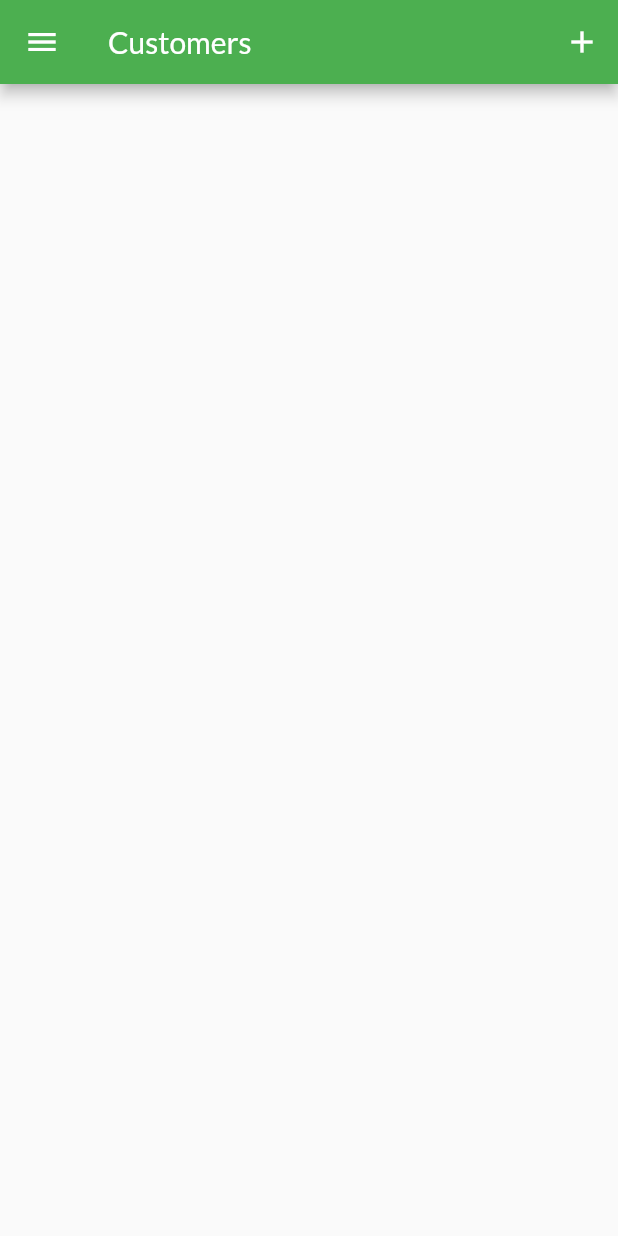
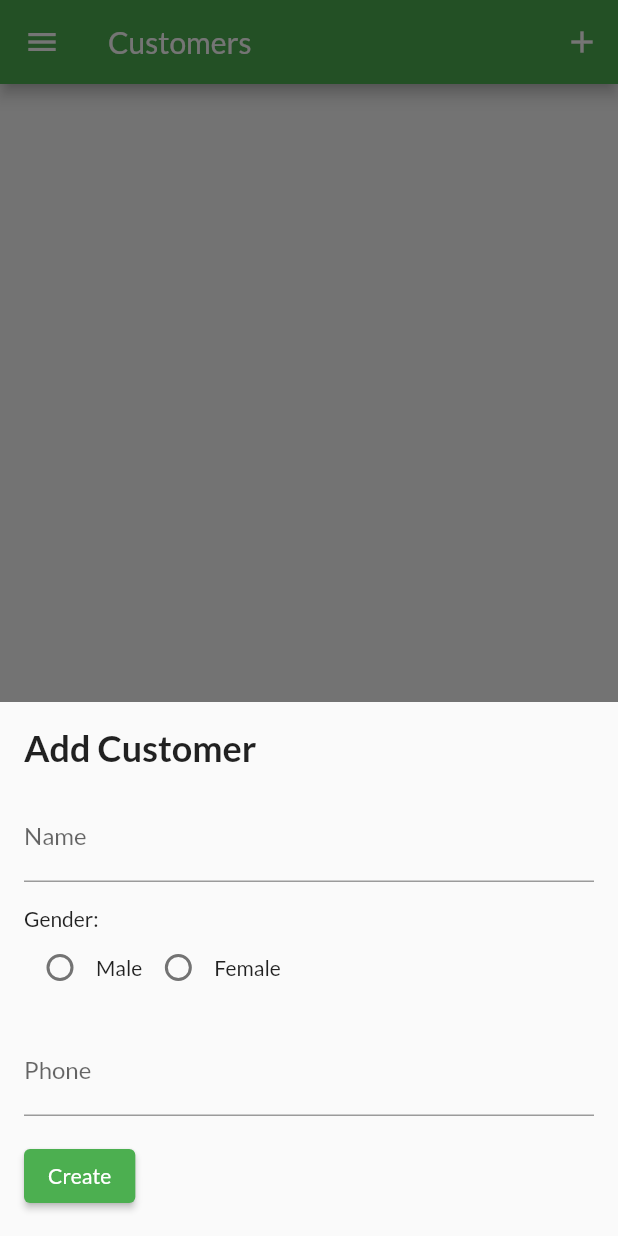
Before and after one commit to IrvanWijayaSardam/GoldenPos, a Flutter app: the CustomerScreen screen opened by its route, after a tap on the "add" icon, on a phone screen of 412 x 824 dp. Run offline on Flutter 3.47's test engine with Material 2 defaults, Android fonts, the light colour scheme and no system bars; our stand-ins replace fluttertoast, shared_preferences; accounts and stored records are empty.

Commit message:
add pagination to customer

```diff
--- /dev/null
+++ b/lib/screens/customer_form.dart
@@ -0,0 +1,84 @@
+import 'package:flutter/material.dart';
+import 'package:provider/provider.dart';
+
+import '../providers/customers.dart';
+
+class CustomerCreationForm extends StatefulWidget {
+  @override
+  _CustomerCreationFormState createState() => _CustomerCreationFormState();
+}
+
+class _CustomerCreationFormState extends State<CustomerCreationForm> {
+  String selectedGender = 'Male'; // Default gender value
+  final TextEditingController nameController = TextEditingController();
+  final TextEditingController phoneController = TextEditingController();
+
+  @override
+  Widget build(BuildContext context) {
+    return SingleChildScrollView(
+      child: Container(
+        padding: EdgeInsets.all(16.0),
+        child: Column(
+          crossAxisAlignment: CrossAxisAlignment.start,
+          children: [
+            Text(
+              'Add Customer',
+              style: TextStyle(
+                fontSize: 24.0,
+                fontWeight: FontWeight.bold,
+              ),
+            ),
+            SizedBox(height: 16.0),
+            TextFormField(
+              controller: nameController,
+              decoration: InputDecoration(labelText: 'Name'),
+            ),
+            SizedBox(height: 16.0),
+            Text('Gender:'),
+            Row(
+              children: <Widget>[
+                Radio(
+                  value: 'male',
+                  groupValue: selectedGender,
+                  onChanged: (value) {
+                    setState(() {
+                      selectedGender = value.toString();
+                    });
+                  },
+                ),
+                Text('Male'),
+                Radio(
+                  value: 'female',
+                  groupValue: selectedGender,
+                  onChanged: (value) {
+                    setState(() {
+                      selectedGender = value.toString();
+                    });
+                  },
+                ),
+                Text('Female'),
+              ],
+            ),
+            SizedBox(height: 16.0),
+            TextFormField(
+              controller: phoneController,
+              decoration: InputDecoration(labelText: 'Phone'),
+              keyboardType: TextInputType.phone,
+            ),
+            SizedBox(height: 16.0),
+            ElevatedButton(
+              onPressed: () {
+                final customersProvider = context.read<Customers>();
+                final name = nameController.text;
+                final phone = phoneController.text;
+                customersProvider.createCustomer(name.toString(), selectedGender.toString(), phone.toString());
+                Navigator.of(context).pop(); // Close the bottom sheet
+              },
+              child: Text('Create'),
+            ),
+          ],
+        ),
+      ),
+    );
+  }
+}
--- a/lib/screens/customer_screen.dart
+++ b/lib/screens/customer_screen.dart
@@ -1,32 +1,58 @@
-
-import 'package:GoldenPos/widget/customer_item.dart';
-
-import '../providers/orders.dart';
 import 'package:flutter/material.dart';
 import 'package:provider/provider.dart';
-import 'package:flutter/foundation.dart';
 
+import '../providers/customers.dart';
+import '../widget/customer_item.dart';
+import '../widget/app_drawer.dart';
 import '../providers/auth.dart';
-import '../widget/orders_item.dart';
-import '../providers/customers.dart';
 
+import 'customer_form.dart'; // Import your CustomerCreationForm widget
 
-import '../widget/app_drawer.dart';
-
-class CustomerScreen extends StatelessWidget {
+class CustomerScreen extends StatefulWidget {
   static const routeName = '/customer-screen';
 
-  Future<void> _refreshTransactions(BuildContext context) async {
-    await Provider.of<Customers>(context, listen: false)
-        .fetchAndSetCustomer();
+  @override
+  _CustomerScreenState createState() => _CustomerScreenState();
+}
+
+class _CustomerScreenState extends State<CustomerScreen> {
+  final ScrollController _scrollController = ScrollController();
+
+  @override
+  void initState() {
+    super.initState();
+    _scrollController.addListener(_onScroll);
+  }
+
+  @override
+  void dispose() {
+    _scrollController.dispose();
+    super.dispose();
+  }
+
+  Future<void> _refreshCustomers(BuildContext context) async {
+    await Provider.of<Customers>(context, listen: false).fetchAndSetCustomer();
+  }
+
+  void _onScroll() {
+    // Pagination: Check if scrolled to the bottom
+    if (_scrollController.position.pixels ==
+        _scrollController.position.maxScrollExtent) {
+      Provider.of<Customers>(context, listen: false).fetchAndSetCustomer();
+    }
+  }
+
+  void _showCustomerCreationForm(BuildContext context) {
+    showModalBottomSheet(
+      context: context,
+      builder: (ctx) {
+        return CustomerCreationForm(); // Show the CustomerCreationForm
+      },
+    );
   }
 
   @override
   Widget build(BuildContext context) {
-    // final trxData = Provider.of<Transactions>(context);
-    if (kDebugMode) {
-      print('rebuilding...');
-    }
     return Scaffold(
       appBar: AppBar(
         title: const Text('Customers'),
@@ -34,7 +60,7 @@ class CustomerScreen extends StatelessWidget {
           IconButton(
             icon: const Icon(Icons.add),
             onPressed: () {
-              Navigator.of(context).pushNamed("EditTransactionScreen.routeName");
+              _showCustomerCreationForm(context); // Show the bottom sheet
             },
           ),
         ],
@@ -45,19 +71,25 @@ class CustomerScreen extends StatelessWidget {
         ),
       ),
       body: FutureBuilder(
-        future: _refreshTransactions(context),
-        builder: (ctx, snapshot) =>
-            snapshot.connectionState == ConnectionState.waiting
-                ? const Center(
+        future: _refreshCustomers(context),
+        builder: (ctx, snapshot) {
+          if (snapshot.connectionState == ConnectionState.waiting) {
+            return const Center(
               child: CircularProgressIndicator(),
-                  )
-                : RefreshIndicator(
-                    onRefresh: () => _refreshTransactions(context),
-                    child: Consumer<Customers> (builder: (ctx, trxData, _) => Padding(
+            );
+          } else {
+            return RefreshIndicator(
+              onRefresh: () => _refreshCustomers(context),
+              child: Consumer<Customers>(
+                builder: (ctx, trxData, _) {
+                  return Padding(
                     padding: EdgeInsets.all(8),
                     child: ListView.builder(
+                      controller:
+                          _scrollController, // Attach the scroll controller
                       itemCount: trxData.items.length,
-                        itemBuilder: (_, i) => Column(
+                      itemBuilder: (_, i) {
+                        return Column(
                           children: [
                             CustomerItem(
                               trxData.items[i].id,
@@ -67,10 +99,15 @@ class CustomerScreen extends StatelessWidget {
                             ),
                             Divider(),
                           ],
+                        );
+                      },
                     ),
+                  );
+                },
               ),
-                    ),)
-                  ),
+            );
+          }
+        },
       ),
     );
   }
```
Also changed, not shown: lib/providers/customers.dart (+87 -14 lines). Lines whose indentation alone changed are shown as unchanged.
